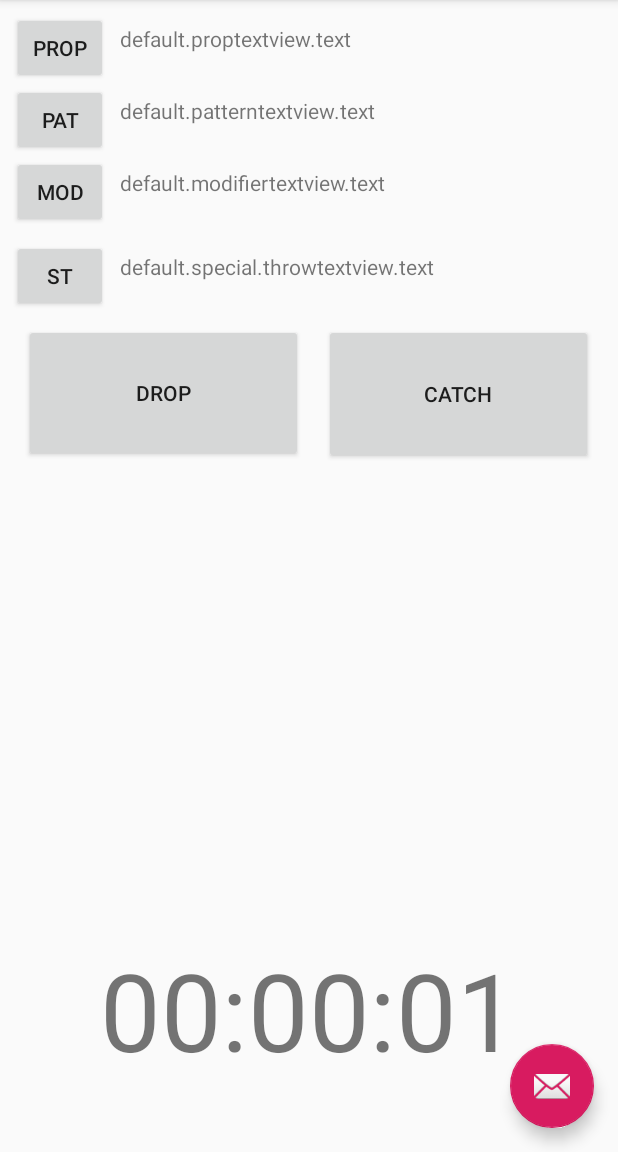
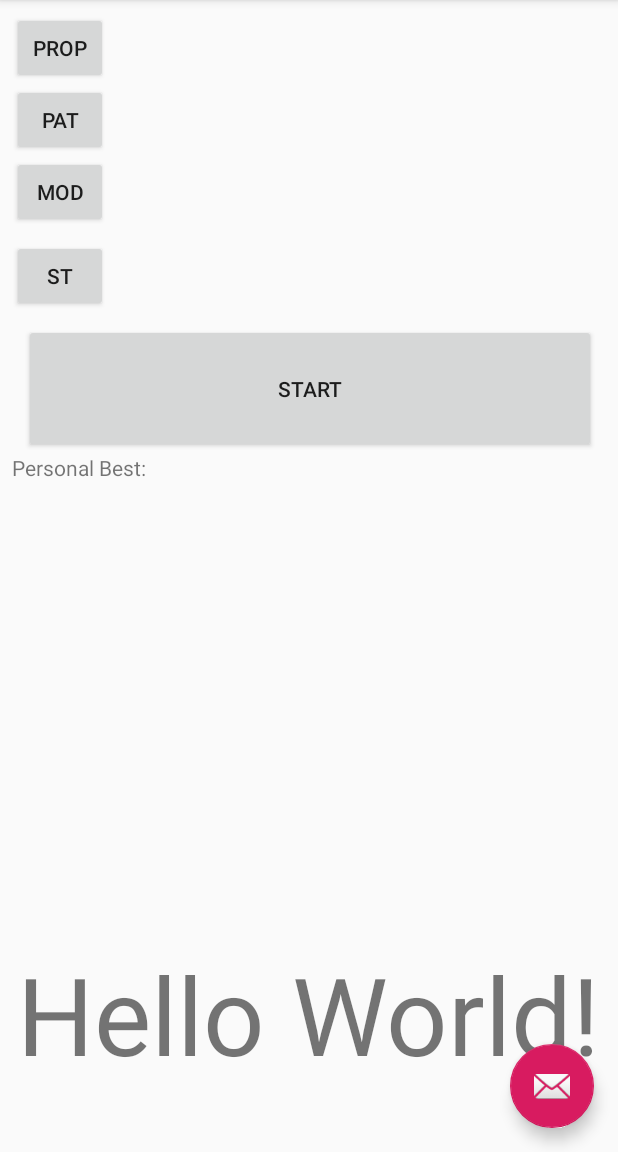
Before and after one commit to tjthejuggler/Brunn, an Android app: the screen it shows after launch (MainActivity), after a tap on "START", on a phone screen of 412 x 824 dp, the part 84-1236 px from its top. Run offline under Robolectric (Android 15) with nearby library versions, the phone set to English and light mode, and no system bars.

```diff
--- a/app/src/main/java/com/openjuggle/brunn/DatabaseHelper.java
+++ b/app/src/main/java/com/openjuggle/brunn/DatabaseHelper.java
@@ -29,14 +29,7 @@ public class DatabaseHelper extends SQLiteOpenHelper {
     //              uninstalling and recreating the same DB doesn't work
     public static final String DATABASE_NAME = "brunn.db";
     public static final String TABLE_NAME = "HISTORY";
-    public static final String COL_DATE = "DATE";
-    public static final String COL_NAME = "NAME";
-    public static final String COL_NUMBER = "NUMBER";
-    public static final String COL_PROP = "PROP";
-    public static final String COL_MODIFIERS = "MODIFIERS";
-    public static final String COL_SPECIALTHROWS = "SPECIALTHROWS";
-    public static final String COL_SPECIALTHROWSEQUENCES = "SPECIALTHROWSEQUENCES";
-    public static final String COL_LINK = "LINK";
+
 
     public DatabaseHelper(Context context) {
 
@@ -50,7 +43,7 @@ public class DatabaseHelper extends SQLiteOpenHelper {
         //'db.execSQL' executes whatever SQLite command(quarry) we give after it
         //in this case it creates our 4 tables
         db.execSQL("create table HISTORY (ID INTEGER PRIMARY KEY AUTOINCREMENT," +
-                "DATE TEXT,NAME TEXT,NUMBER INTEGER,PROP TEXT,MODIFIERS TEXT,SPECIALTHROWS TEXT,SPECIALTHROWSEQUENCES INTEGER)");
+                "DATE TEXT,NAME TEXT,DURATION TEXT,ENDTYPE TEXT,NUMBER INTEGER,PROP TEXT,MODIFIERS TEXT,SPECIALTHROWS TEXT,SPECIALTHROWSEQUENCES INTEGER)");
 
         //fillDBwithDefaultValues();
     }
@@ -84,10 +77,19 @@ public class DatabaseHelper extends SQLiteOpenHelper {
     }
 
     //THIS WORKS
-    public boolean insertContact () {
+    public boolean insertRun (String date_to_insert,String name_to_insert,String duration_to_insert,String endtype_to_insert,String number_to_insert,String prop_to_insert,
+                              String modifiers_to_insert, String special_throws_to_insert, String special_throw_sequences_to_insert) {
         SQLiteDatabase db = this.getWritableDatabase();
         ContentValues contentValues = new ContentValues();
-        contentValues.put("PROP", "poop");
+        contentValues.put("DATE", date_to_insert);
+        contentValues.put("NAME", name_to_insert);
+        contentValues.put("DURATION", duration_to_insert);
+        contentValues.put("ENDTYPE", endtype_to_insert);
+        contentValues.put("NUMBER", number_to_insert);
+        contentValues.put("PROP", prop_to_insert);
+        contentValues.put("MODIFIERS", modifiers_to_insert);
+        contentValues.put("SPECIALTHROWS", special_throws_to_insert);
+        contentValues.put("SPECIALTHROWSEQUENCES", special_throw_sequences_to_insert);
         db.insert("HISTORY", null, contentValues);
         return true;
     }
--- a/app/src/main/java/com/openjuggle/brunn/MainActivity.java
+++ b/app/src/main/java/com/openjuggle/brunn/MainActivity.java
@@ -6,8 +6,10 @@ import java.io.File;
 import java.io.FileInputStream;
 import java.io.FileOutputStream;
 import java.io.InputStream;
+import java.text.SimpleDateFormat;
 import java.util.ArrayList;
 import java.util.Arrays;
+import java.util.Calendar;
 import java.util.Collections;
 import java.util.LinkedList;
 import java.util.List;
@@ -64,6 +66,7 @@ public class MainActivity extends AppCompatActivity implements OnClickListener {
     private TextView pattern_textview;
     private TextView modifier_textview;
     private TextView special_throw_textview;
+    private TextView personal_best_textview;
     List<String> list_of_props = new LinkedList<>();
     List<Integer> list_of_numbers = new LinkedList<>();
     List<String> list_of_patterns = new LinkedList<>();
@@ -88,6 +91,13 @@ public class MainActivity extends AppCompatActivity implements OnClickListener {
         myFh = new FormatHelper();
         //fillMaps();
         prop_textview = findViewById(R.id.proptextview);
+        if(first_use_of_app()){
+            do_first_use_of_app_stuff();
+        }
+        on_create_db();
+        try {
+            prop_textview.setText(myDb.getAllFromColumn("PROP").get(myDb.getAllFromColumn("PROP").size()-1));
+        } catch (Exception e) {e.printStackTrace(); }
         prop_textview.setOnTouchListener(new View.OnTouchListener() {
             @Override
             public boolean onTouch(View v, MotionEvent event) {
@@ -123,20 +133,8 @@ public class MainActivity extends AppCompatActivity implements OnClickListener {
         pattern_textview = findViewById(R.id.patterntextview);
         modifier_textview = findViewById(R.id.modifiertextview);
         special_throw_textview = findViewById(R.id.specialthrowtextview);
-        if(first_use_of_app()){
-            do_first_use_of_app_stuff();
-        }
+        personal_best_textview = findViewById(R.id.personalbesttextview);
 
-        on_create_db();
-        if (myDb.checkDataBase()){
-            //myDb.clearTable("HISTORY");
-            //boolean here = myDb.insertContact();
-            //myDb.insertData("HISTORY", "PROP", "works");
-            //myDb.updateData("HISTORY", "PROP", "ID", "TEST", "MYTEST" );
-            make_toast("In name column: "+myDb.getAllFromColumn("NAME").toString());
-        }else{
-            make_toast("db doesnt exists");
-        }
         set_current_volume();
         timertext = findViewById(R.id.timertext);
         fill_lists_from_text_files();
@@ -150,6 +148,7 @@ public class MainActivity extends AppCompatActivity implements OnClickListener {
                 if (myDb.exportDatabase(getPackageName(), MainActivity.this) == false){
                     show_give_permission_dialog();
                 }
+
                 make_toast("fab");
                 //do_first_use_of_app_stuff();
                 //myTfh.appendTextFile(get_file_output_append_stream("patternlist"),"mytest2");
@@ -258,7 +257,7 @@ public class MainActivity extends AppCompatActivity implements OnClickListener {
                             @Override
                             public void onClick(DialogInterface dialog, int which) {
                                 String userInput = choose_pattern_dialog_actv.getText().toString();
-                                pattern_textview.setText(userInput);
+                                pattern_textview.setText(userInput + " / objs:"+choose_number_spinner.getSelectedItem().toString());
                                 specifics_changed();
                                 if (!list_of_patterns.contains(userInput)){
                                     myTfh.appendTextFile(get_file_output_append_stream("patternlist"),userInput);
@@ -406,7 +405,20 @@ public class MainActivity extends AppCompatActivity implements OnClickListener {
             @Override
             public void onClick(View view) {
                 if (!inRun) {
-                    begin_run();
+                    Boolean can_begin_run = true;
+                    if(prop_textview.getText().toString().equals("")) {
+                        can_begin_run = false;
+                        make_toast("select prop");
+                    }
+                    if (can_begin_run) {
+                        if (!pattern_textview.getText().toString().contains(" / objs:")) {
+                            can_begin_run = false;
+                            make_toast("select pattern");
+                        }
+                    }
+                    if (can_begin_run) {
+                        begin_run();
+                    }
                 }
             }
         });
@@ -443,8 +455,8 @@ public class MainActivity extends AppCompatActivity implements OnClickListener {
         //noinspection SimplifiableIfStatement
         if (id == R.id.action_settings) {
             make_toast("settings clicked");
-            if (myDb.importDatabase(getPackageName(), MainActivity.this) == false) show_give_permission_dialog();
-            //do_first_use_of_app_stuff();
+            //if (myDb.importDatabase(getPackageName(), MainActivity.this) == false) show_give_permission_dialog();
+            do_first_use_of_app_stuff();
             return true;
         }
         return super.onOptionsItemSelected(item);
@@ -464,25 +476,18 @@ public class MainActivity extends AppCompatActivity implements OnClickListener {
 
     public void specifics_changed(){
         make_toast("specifics_changed");
-        if (there_are_completed_runs_not_yet_added_to_db) {
-            add_completed_runs_to_db();
-        }
+        //if (there_are_completed_runs_not_yet_added_to_db) {
+        //    add_completed_runs_to_db();
+        //}
         update_personal_best_textview();
     }
 
-    public void add_completed_runs_to_db(){
-        there_are_completed_runs_not_yet_added_to_db = false;
-        //todo:
-        //-make a new row for each run and fill in the info of the runs
-        //  -when a run ends we should not just add it to the listview, we should also be filling up a 2D list(list_of_runs_not_yet_added_to_db)
-        //          with the info on the run
-        //  -the 2D list(list_of_runs_not_yet_added_to_db) is what we use HERE to fill up our db, when we do that we should empty the list
-    }
+
 
     public void update_personal_best_textview(){
         //todo:
-        //-make the personal_best_textview
-//        -check the db for all runs which match the specifics, get the personal bests for it and put them in a textview
+        //personal_best_textview.setText("fabClicked");
+//        -check the db for all runs which match the specifics, get the personal bests for it and put them in personal_best_textview
     }
 
 
@@ -648,7 +653,7 @@ public class MainActivity extends AppCompatActivity implements OnClickListener {
     }
     @Override
     protected void onPause() {
-        add_completed_runs_to_db();
+        //add_completed_runs_to_db();
         volume_checker.removeCallbacks(runnable); //stop handler when activity not visible
         super.onPause();
     }
@@ -684,9 +689,26 @@ public class MainActivity extends AppCompatActivity implements OnClickListener {
         timer.purge();
         inRun = false;
         runs_arraylist.add(myFh.formatSeconds(run_duration)+" ("+endtype+")");
+
         runs_listviewadapter.notifyDataSetChanged();
-        there_are_completed_runs_not_yet_added_to_db = true;
+        add_completed_run_to_db(endtype);
+        //there_are_completed_runs_not_yet_added_to_db = true;
         timertext.setText(myFh.formatSeconds(0));
+    }
+    public void add_completed_run_to_db(String endtype){
+        Calendar c = Calendar.getInstance();
+        System.out.println("Current time => "+c.getTime());
+        String special_throws_to_insert = "";
+        String special_throw_sequences_to_insert = "";
+        if (special_throw_textview.getText().toString().contains("/")){
+            special_throws_to_insert = special_throw_textview.getText().toString().split("/")[0];
+            special_throw_sequences_to_insert = special_throw_textview.getText().toString().split("/")[1];
+        }
+        SimpleDateFormat df = new SimpleDateFormat("yyyy-MM-dd HH:mm:ss");
+        String formattedDate = df.format(c.getTime());
+        myDb.insertRun ( formattedDate, pattern_textview.getText().toString().split(" / objs:")[0], String.valueOf(run_duration),endtype,
+                pattern_textview.getText().toString().split(" / objs:")[1], prop_textview.getText().toString(),
+                modifier_textview.getText().toString(), special_throws_to_insert , special_throw_sequences_to_insert);
     }
     public void start_timer() {
         timer = new Timer();
--- a/app/src/main/res/layout/content_main.xml
+++ b/app/src/main/res/layout/content_main.xml
@@ -26,9 +26,8 @@
         android:layout_width="395dp"
         android:layout_height="264dp"
         android:layout_marginLeft="16dp"
-        android:layout_marginTop="8dp"
         app:layout_constraintLeft_toLeftOf="parent"
-        app:layout_constraintTop_toBottomOf="@+id/dropbutton" />
+        app:layout_constraintTop_toBottomOf="@+id/personalbesttextview" />
 
     <Button
         android:id="@+id/startbutton"
@@ -98,7 +97,6 @@
         android:layout_marginStart="8dp"
         android:layout_marginLeft="8dp"
         android:layout_marginTop="8dp"
-        android:text="default.patterntextview.text"
         app:layout_constraintStart_toEndOf="@+id/patternbutton"
         app:layout_constraintTop_toTopOf="@+id/patternbutton" />
 
@@ -109,7 +107,6 @@
         android:layout_marginStart="8dp"
         android:layout_marginLeft="8dp"
         android:layout_marginTop="8dp"
-        android:text="default.modifiertextview.text"
         app:layout_constraintStart_toEndOf="@+id/modifierbutton"
         app:layout_constraintTop_toTopOf="@+id/modifierbutton" />
 
@@ -120,7 +117,6 @@
         android:layout_marginStart="8dp"
         android:layout_marginLeft="8dp"
         android:layout_marginTop="8dp"
-        android:text="default.special.throwtextview.text"
         app:layout_constraintStart_toEndOf="@+id/specialthrowbutton"
         app:layout_constraintTop_toTopOf="@+id/specialthrowbutton" />
 
@@ -142,9 +138,18 @@
         android:layout_marginTop="8dp"
         android:layout_marginEnd="8dp"
         android:layout_marginRight="8dp"
-        android:text="default.proptextview.text"
         app:layout_constraintEnd_toEndOf="parent"
         app:layout_constraintStart_toStartOf="@+id/patterntextview"
         app:layout_constraintTop_toTopOf="@+id/propbutton" />
 
+    <TextView
+        android:id="@+id/personalbesttextview"
+        android:layout_width="wrap_content"
+        android:layout_height="wrap_content"
+        android:layout_marginStart="8dp"
+        android:layout_marginLeft="8dp"
+        android:text="Personal Best:"
+        app:layout_constraintStart_toStartOf="@+id/dropbutton"
+        app:layout_constraintTop_toBottomOf="@+id/dropbutton" />
+
 </android.support.constraint.ConstraintLayout>
```
